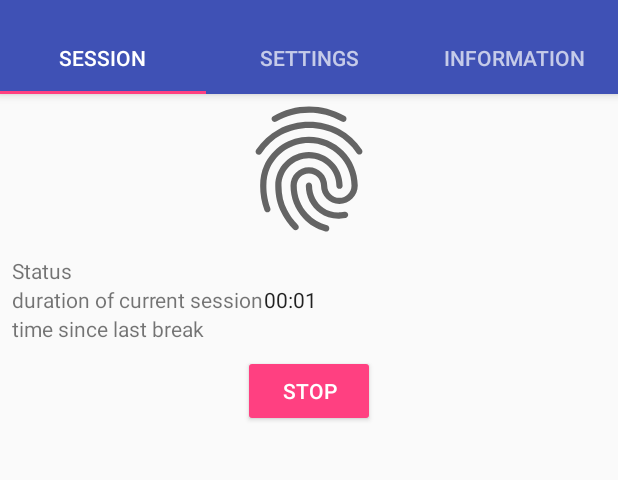
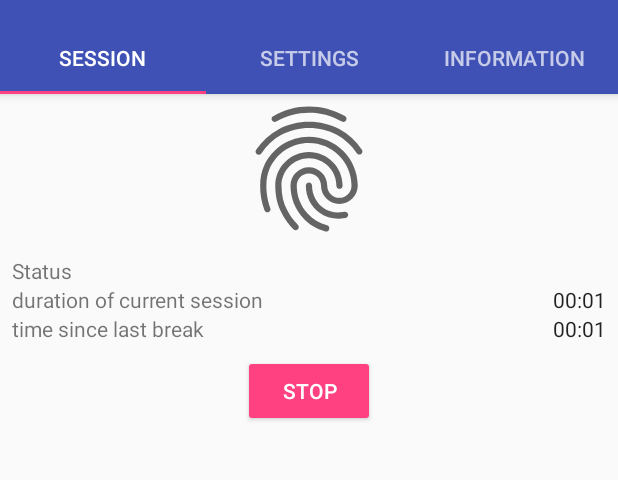
Before and after one commit to SebastianKapunkt/Workyfie, an Android app: the screen it shows after launch (MainActivity), after a tap on "START", on a phone screen of 412 x 824 dp, the part 74-554 px from its top. Run offline under Robolectric (Android 15) with nearby library versions, the phone set to English and light mode, and no system bars.

Commit message:
adds first dummy functionality -> dialog and chronometer

```diff
--- a/Workyfie/app/src/main/AndroidManifest.xml
+++ b/Workyfie/app/src/main/AndroidManifest.xml
@@ -19,5 +19,4 @@
             </intent-filter>
         </activity>
     </application>
-
 </manifest>
--- a/Workyfie/app/src/main/java/data/presentation/session/LearnSessionItem.java
+++ /dev/null
@@ -1,13 +0,0 @@
-package data.presentation.session;
-
-public class LearnSessionItem {
-    public final SessionEnum state;
-
-    public LearnSessionItem(SessionEnum state) {
-        this.state = state;
-    }
-
-    public static LearnSessionItem setState(LearnSessionItem item, SessionEnum outSession) {
-        return new LearnSessionItem(outSession);
-    }
-}
--- /dev/null
+++ b/Workyfie/app/src/main/java/workyfie/github/de/workyfie/data/presentation/session/LearnSessionItem.java
@@ -0,0 +1,35 @@
+package workyfie.github.de.workyfie.data.presentation.session;
+
+public class LearnSessionItem {
+    public final SessionEnum state;
+    public final long sessionStartTime;
+    public final long lastBreak;
+
+    public LearnSessionItem(SessionEnum state, long sessionStartTime, long lastBreak) {
+        this.state = state;
+        this.sessionStartTime = sessionStartTime;
+        this.lastBreak = lastBreak;
+    }
+
+    public static LearnSessionItem setState(LearnSessionItem item, SessionEnum outSession) {
+        return new LearnSessionItem(
+                outSession,
+                item.sessionStartTime,
+                item.lastBreak);
+    }
+
+    public static LearnSessionItem setSessionStartTime(LearnSessionItem item, long sessionStart) {
+        return new LearnSessionItem(
+                item.state,
+                sessionStart,
+                item.lastBreak);
+    }
+
+    public static LearnSessionItem setLastBreak(LearnSessionItem item, long lastBreak) {
+        return new LearnSessionItem(
+                item.state,
+                item.sessionStartTime,
+                lastBreak
+        );
+    }
+}
--- a/Workyfie/app/src/main/java/data/presentation/session/SessionEnum.java
+++ b/Workyfie/app/src/main/java/workyfie/github/de/workyfie/data/presentation/session/SessionEnum.java
@@ -1,4 +1,4 @@
-package data.presentation.session;
+package workyfie.github.de.workyfie.data.presentation.session;
 
 public enum SessionEnum {
     UNKNOWN,
--- a/Workyfie/app/src/main/java/workyfie/github/de/workyfie/presentation/page/learnsession/LearnSessionFragment.java
+++ b/Workyfie/app/src/main/java/workyfie/github/de/workyfie/presentation/page/learnsession/LearnSessionFragment.java
@@ -1,9 +1,11 @@
 package workyfie.github.de.workyfie.presentation.page.learnsession;
 
+import android.content.DialogInterface;
 import android.os.Bundle;
 import android.os.SystemClock;
 import android.support.annotation.Nullable;
 import android.support.v4.app.Fragment;
+import android.support.v7.app.AlertDialog;
 import android.util.Log;
 import android.view.LayoutInflater;
 import android.view.View;
@@ -12,8 +14,9 @@ import android.widget.Button;
 import android.widget.Chronometer;
 
 import workyfie.github.de.workyfie.R;
+import workyfie.github.de.workyfie.data.presentation.session.LearnSessionItem;
 
-public class LearnSessionFragment extends Fragment implements LearnSessionView, View.OnClickListener{
+public class LearnSessionFragment extends Fragment implements LearnSessionView, View.OnClickListener, Chronometer.OnChronometerTickListener {
     public static final String TAG = LearnSessionFragment.class.getSimpleName();
 
     private LearnSessionPresenter presenter;
@@ -21,6 +24,8 @@ public class LearnSessionFragment extends Fragment implements LearnSessionView,
     private View activity;
     private View information_area;
     private Chronometer sessionChronometer;
+    private Chronometer breakChronometer;
+    private AlertDialog alertDialog;
 
     public static LearnSessionFragment newInstance() {
         Bundle args = new Bundle();
@@ -46,6 +51,7 @@ public class LearnSessionFragment extends Fragment implements LearnSessionView,
         activity = rootView.findViewById(R.id.brain_activity);
         information_area = rootView.findViewById(R.id.information_table);
         sessionChronometer = (Chronometer) rootView.findViewById(R.id.session_chronometer);
+        breakChronometer = (Chronometer) rootView.findViewById(R.id.last_break);
 
         return rootView;
     }
@@ -66,6 +72,10 @@ public class LearnSessionFragment extends Fragment implements LearnSessionView,
 
     @Override
     public void onPause() {
+        if (alertDialog != null) {
+            alertDialog.cancel();
+            alertDialog = null;
+        }
         toggleSession.setOnClickListener(null);
         super.onPause();
     }
@@ -79,7 +89,7 @@ public class LearnSessionFragment extends Fragment implements LearnSessionView,
 
     @Override
     public void onClick(View view) {
-        switch (view.getId()){
+        switch (view.getId()) {
             case R.id.toggle_session:
                 presenter.toggleSession();
                 break;
@@ -102,14 +112,66 @@ public class LearnSessionFragment extends Fragment implements LearnSessionView,
     }
 
     @Override
-    public void startSessionChronometer() {
+    public void startSessionChronometer(long sessionStartTime) {
         Log.i(TAG, "" + SystemClock.elapsedRealtime());
-        sessionChronometer.setBase(SystemClock.elapsedRealtime());
+        sessionChronometer.setBase(sessionStartTime);
         sessionChronometer.start();
+        sessionChronometer.setOnChronometerTickListener(this);
     }
 
     @Override
     public void stopSessionChronometer() {
         sessionChronometer.stop();
+        breakChronometer.stop();
+    }
+
+    private void stopLastBreakChronometer() {
+        breakChronometer.stop();
+    }
+
+    private void startLastBreakChronometer(long lastBreak) {
+        breakChronometer.setBase(lastBreak);
+        breakChronometer.start();
+    }
+
+    @Override
+    public void drawState(LearnSessionItem item) {
+        switch (item.state) {
+            case IN_SESSION:
+                showInSession();
+                startSessionChronometer(item.sessionStartTime);
+                startLastBreakChronometer(item.lastBreak);
+                break;
+            case OUT_SESSION:
+                showNoSession();
+                stopSessionChronometer();
+                stopLastBreakChronometer();
+                break;
+        }
+    }
+
+    @Override
+    public void onChronometerTick(Chronometer chronometer) {
+        Log.i(TAG, SystemClock.elapsedRealtime() - chronometer.getBase() + " ");
+        if (SystemClock.elapsedRealtime() - chronometer.getBase() > 3000 && SystemClock.elapsedRealtime() - chronometer.getBase() < 4000) {
+            Log.i(TAG, " NOW ");
+            alertDialog = new AlertDialog.Builder(getContext())
+                    .setTitle("Du brauchst eine Pause!")
+                    .setMessage("Du solltest jetzt eine kurze Pause machen.")
+                    .setPositiveButton("Ja ich mach eine Pause", new DialogInterface.OnClickListener() {
+                        @Override
+                        public void onClick(DialogInterface dialogInterface, int i) {
+                            presenter.makeABreak();
+                        }
+                    })
+                    .setNegativeButton("Nein jetzt noch nicht", new DialogInterface.OnClickListener() {
+                        @Override
+                        public void onClick(DialogInterface dialogInterface, int i) {
+                            alertDialog.dismiss();
+                        }
+                    })
+                    .create();
+            alertDialog.show();
+        }
     }
 }
--- a/Workyfie/app/src/main/java/workyfie/github/de/workyfie/presentation/page/learnsession/LearnSessionPresenter.java
+++ b/Workyfie/app/src/main/java/workyfie/github/de/workyfie/presentation/page/learnsession/LearnSessionPresenter.java
@@ -1,10 +1,12 @@
 package workyfie.github.de.workyfie.presentation.page.learnsession;
 
-import data.presentation.session.LearnSessionItem;
+import android.os.SystemClock;
+
+import workyfie.github.de.workyfie.data.presentation.session.LearnSessionItem;
 import workyfie.github.de.workyfie.presentation.mvp.Presenter;
 
-import static data.presentation.session.SessionEnum.IN_SESSION;
-import static data.presentation.session.SessionEnum.OUT_SESSION;
+import static workyfie.github.de.workyfie.data.presentation.session.SessionEnum.IN_SESSION;
+import static workyfie.github.de.workyfie.data.presentation.session.SessionEnum.OUT_SESSION;
 
 public class LearnSessionPresenter implements Presenter<LearnSessionView> {
 
@@ -12,7 +14,7 @@ public class LearnSessionPresenter implements Presenter<LearnSessionView> {
     private LearnSessionItem item;
 
     public LearnSessionPresenter() {
-        item = new LearnSessionItem(OUT_SESSION);
+        item = new LearnSessionItem(OUT_SESSION, SystemClock.elapsedRealtime(), SystemClock.elapsedRealtime());
     }
 
     @Override
@@ -25,6 +27,31 @@ public class LearnSessionPresenter implements Presenter<LearnSessionView> {
         view = null;
     }
 
+    private void drawView(LearnSessionItem item) {
+        view.drawState(item);
+    }
+
+    private void startSession() {
+        item = LearnSessionItem.setState(item, IN_SESSION);
+        item = LearnSessionItem.setSessionStartTime(item, SystemClock.elapsedRealtime());
+        item = LearnSessionItem.setLastBreak(item, SystemClock.elapsedRealtime());
+        drawView(item);
+    }
+
+    private void stopSession() {
+        item = LearnSessionItem.setState(item, OUT_SESSION);
+        drawView(item);
+    }
+
+    public void requestContent() {
+        drawView(item);
+    }
+
+    public void makeABreak() {
+        item = LearnSessionItem.setLastBreak(item, SystemClock.elapsedRealtime());
+        drawView(item);
+    }
+
     public void toggleSession() {
         switch (item.state) {
             case IN_SESSION:
@@ -35,20 +62,4 @@ public class LearnSessionPresenter implements Presenter<LearnSessionView> {
                 break;
         }
     }
-
-    private void startSession() {
-        item = LearnSessionItem.setState(item, IN_SESSION);
-        view.startSessionChronometer();
-        view.showInSession();
-    }
-
-    private void stopSession() {
-        item = LearnSessionItem.setState(item, OUT_SESSION);
-        view.stopSessionChronometer();
-        view.showNoSession();
-    }
-
-    public void requestContent() {
-
-    }
 }
--- a/Workyfie/app/src/main/java/workyfie/github/de/workyfie/presentation/page/learnsession/LearnSessionView.java
+++ b/Workyfie/app/src/main/java/workyfie/github/de/workyfie/presentation/page/learnsession/LearnSessionView.java
@@ -1,5 +1,6 @@
 package workyfie.github.de.workyfie.presentation.page.learnsession;
 
+import workyfie.github.de.workyfie.data.presentation.session.LearnSessionItem;
 import workyfie.github.de.workyfie.presentation.mvp.PresenterView;
 
 public interface LearnSessionView extends PresenterView{
@@ -7,7 +8,9 @@ public interface LearnSessionView extends PresenterView{
 
     void showInSession();
 
-    void startSessionChronometer();
+    void startSessionChronometer(long sessionStartTime);
 
     void stopSessionChronometer();
+
+    void drawState(LearnSessionItem item);
 }
--- a/Workyfie/app/src/main/java/workyfie/github/de/workyfie/presentation/page/mainpage/MainActivity.java
+++ b/Workyfie/app/src/main/java/workyfie/github/de/workyfie/presentation/page/mainpage/MainActivity.java
@@ -1,18 +1,12 @@
 package workyfie.github.de.workyfie.presentation.page.mainpage;
 
-import android.content.Context;
 import android.support.design.widget.TabLayout;
-import android.support.design.widget.FloatingActionButton;
-import android.support.design.widget.Snackbar;
 import android.support.v7.app.AppCompatActivity;
 import android.support.v7.widget.Toolbar;
 
 import android.support.v4.app.Fragment;
-import android.support.v4.app.FragmentManager;
-import android.support.v4.app.FragmentPagerAdapter;
 import android.support.v4.view.ViewPager;
 import android.os.Bundle;
-import android.util.AttributeSet;
 import android.view.LayoutInflater;
 import android.view.Menu;
 import android.view.MenuItem;
--- a/Workyfie/app/src/main/res/layout-v23/learn_session_fragment.xml
+++ b/Workyfie/app/src/main/res/layout-v23/learn_session_fragment.xml
@@ -19,8 +19,9 @@
         android:layout_width="match_parent"
         android:layout_height="wrap_content"
         android:layout_below="@id/brain_activity"
-        android:visibility="gone"
-        android:padding="8dp">
+        android:padding="8dp"
+        android:stretchColumns="1,1"
+        android:visibility="gone">
 
         <TableRow
             android:layout_width="match_parent"
@@ -30,12 +31,14 @@
                 android:id="@+id/textView"
                 android:layout_width="wrap_content"
                 android:layout_height="wrap_content"
+                android:layout_column="1"
                 android:text="@string/current_status" />
 
             <TextView
                 android:id="@+id/status"
                 android:layout_width="wrap_content"
-                android:layout_height="wrap_content" />
+                android:layout_height="wrap_content"
+                android:layout_column="2" />
         </TableRow>
 
         <TableRow
@@ -46,12 +49,15 @@
                 android:id="@+id/textView2"
                 android:layout_width="wrap_content"
                 android:layout_height="wrap_content"
+                android:layout_column="1"
                 android:text="@string/current_session_duration" />
 
             <Chronometer
                 android:id="@+id/session_chronometer"
                 android:layout_width="wrap_content"
-                android:layout_height="wrap_content" />
+                android:layout_height="wrap_content"
+                android:layout_column="2"
+                android:gravity="center" />
         </TableRow>
 
         <TableRow
@@ -62,12 +68,15 @@
                 android:id="@+id/textView3"
                 android:layout_width="wrap_content"
                 android:layout_height="wrap_content"
+                android:layout_column="1"
                 android:text="@string/time_since_last_break" />
 
-            <TextView
-                android:id="@+id/last_breaK"
+            <Chronometer
+                android:id="@+id/last_break"
                 android:layout_width="wrap_content"
-                android:layout_height="wrap_content" />
+                android:layout_height="wrap_content"
+                android:layout_column="2"
+                android:gravity="center" />
         </TableRow>
 
     </TableLayout>
```
